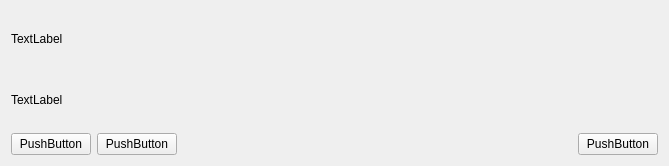
This is YAD-Studio/Widgets/LeftMenuFunctionItemWidget.ui in Yad-Studio/YAD-Studio as Qt 5 draws it before an edit. The edited form follows.
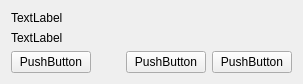
This is the edited form.

The edit to the form file:
```diff
--- a/YAD-Studio/Widgets/LeftMenuFunctionItemWidget.ui
+++ b/YAD-Studio/Widgets/LeftMenuFunctionItemWidget.ui
@@ -6,8 +6,8 @@
    <rect>
     <x>0</x>
     <y>0</y>
-    <width>669</width>
-    <height>166</height>
+    <width>303</width>
+    <height>81</height>
    </rect>
   </property>
   <property name="windowTitle">
@@ -37,13 +37,6 @@
        </property>
       </widget>
      </item>
-     <item>
-      <widget class="QPushButton" name="_function_delete">
-       <property name="text">
-        <string>PushButton</string>
-       </property>
-      </widget>
-     </item>
      <item>
       <spacer name="horizontalSpacer">
        <property name="orientation">
@@ -57,6 +50,13 @@
        </property>
       </spacer>
      </item>
+     <item>
+      <widget class="QPushButton" name="_function_delete">
+       <property name="text">
+        <string>PushButton</string>
+       </property>
+      </widget>
+     </item>
      <item>
       <widget class="QPushButton" name="_function_run">
        <property name="text">
```
